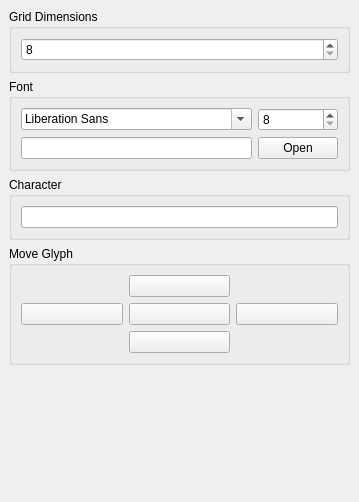
Before: the Qt Designer form dockglyph.ui in GrandFatherPikhto/Glyph, drawn with Qt 5.
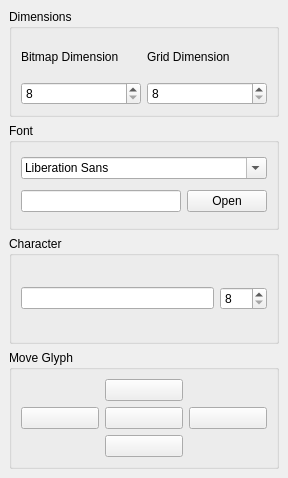
After: the same form once the commit is applied. Icons and pictures are not drawn.

The edit to the form file:
```diff
--- a/dockglyph.ui
+++ b/dockglyph.ui
@@ -7,22 +7,28 @@
     <x>0</x>
     <y>0</y>
     <width>288</width>
-    <height>502</height>
+    <height>478</height>
    </rect>
   </property>
   <property name="windowTitle">
    <string>DockWidget</string>
   </property>
   <widget class="QWidget" name="dockWidgetContents">
-   <layout class="QVBoxLayout" name="verticalLayout">
-    <item>
+   <layout class="QGridLayout" name="gridLayout_3">
+    <item row="0" column="0">
      <widget class="QGroupBox" name="groupBoxGridSize">
+      <property name="sizePolicy">
+       <sizepolicy hsizetype="Preferred" vsizetype="Minimum">
+        <horstretch>0</horstretch>
+        <verstretch>0</verstretch>
+       </sizepolicy>
+      </property>
       <property name="title">
-       <string>Grid Dimensions</string>
+       <string>Dimensions</string>
       </property>
-      <layout class="QHBoxLayout" name="horizontalLayout_2">
-       <item>
-        <widget class="QSpinBox" name="gridSize">
+      <layout class="QGridLayout" name="gridLayout_4">
+       <item row="1" column="0">
+        <widget class="QSpinBox" name="bitmapDimension">
          <property name="minimum">
           <number>8</number>
          </property>
@@ -31,31 +37,51 @@
          </property>
         </widget>
        </item>
+       <item row="1" column="1">
+        <widget class="QSpinBox" name="gridDimension">
+         <property name="minimum">
+          <number>8</number>
+         </property>
+         <property name="maximum">
+          <number>1280</number>
+         </property>
+         <property name="singleStep">
+          <number>2</number>
+         </property>
+        </widget>
+       </item>
+       <item row="0" column="0">
+        <widget class="QLabel" name="labelBitmapDimension">
+         <property name="text">
+          <string>Bitmap Dimension</string>
+         </property>
+        </widget>
+       </item>
+       <item row="0" column="1">
+        <widget class="QLabel" name="labelGridDimension">
+         <property name="text">
+          <string>Grid Dimension</string>
+         </property>
+        </widget>
+       </item>
       </layout>
      </widget>
     </item>
-    <item>
+    <item row="1" column="0">
      <widget class="QGroupBox" name="groupBoxFont">
+      <property name="sizePolicy">
+       <sizepolicy hsizetype="Preferred" vsizetype="Minimum">
+        <horstretch>0</horstretch>
+        <verstretch>0</verstretch>
+       </sizepolicy>
+      </property>
       <property name="title">
        <string>Font</string>
       </property>
       <layout class="QGridLayout" name="gridLayout">
-       <item row="0" column="2">
-        <widget class="QSpinBox" name="glyphSize">
-         <property name="minimum">
-          <number>8</number>
-         </property>
-         <property name="maximum">
-          <number>640</number>
-         </property>
-        </widget>
-       </item>
        <item row="1" column="0" colspan="2">
         <widget class="QLineEdit" name="fontPath"/>
        </item>
-       <item row="0" column="0" colspan="2">
-        <widget class="QFontComboBox" name="fontComboBox"/>
-       </item>
        <item row="1" column="2">
         <widget class="QPushButton" name="serchFontFile">
          <property name="text">
@@ -63,27 +89,52 @@
          </property>
         </widget>
        </item>
+       <item row="0" column="0" colspan="3">
+        <widget class="QFontComboBox" name="fontComboBox"/>
+       </item>
       </layout>
      </widget>
     </item>
-    <item>
+    <item row="2" column="0">
      <widget class="QGroupBox" name="groupBoxCharacter">
+      <property name="sizePolicy">
+       <sizepolicy hsizetype="Preferred" vsizetype="Minimum">
+        <horstretch>0</horstretch>
+        <verstretch>0</verstretch>
+       </sizepolicy>
+      </property>
       <property name="title">
        <string>Character</string>
       </property>
-      <layout class="QHBoxLayout" name="horizontalLayout">
-       <item>
+      <layout class="QGridLayout" name="gridLayout_5">
+       <item row="0" column="0">
         <widget class="QLineEdit" name="character">
          <property name="maxLength">
           <number>1</number>
          </property>
         </widget>
        </item>
+       <item row="0" column="1">
+        <widget class="QSpinBox" name="glyphSize">
+         <property name="minimum">
+          <number>8</number>
+         </property>
+         <property name="maximum">
+          <number>640</number>
+         </property>
+        </widget>
+       </item>
       </layout>
      </widget>
     </item>
-    <item>
+    <item row="3" column="0">
      <widget class="QGroupBox" name="groupBoxMoveGlyph">
+      <property name="sizePolicy">
+       <sizepolicy hsizetype="Preferred" vsizetype="Minimum">
+        <horstretch>0</horstretch>
+        <verstretch>0</verstretch>
+       </sizepolicy>
+      </property>
       <property name="title">
        <string>Move Glyph</string>
       </property>
@@ -176,19 +227,6 @@
       </layout>
      </widget>
     </item>
-    <item>
-     <spacer name="verticalSpacer">
-      <property name="orientation">
-       <enum>Qt::Orientation::Vertical</enum>
-      </property>
-      <property name="sizeHint" stdset="0">
-       <size>
-        <width>20</width>
-        <height>40</height>
-       </size>
-      </property>
-     </spacer>
-    </item>
    </layout>
   </widget>
  </widget>
```
Left out of the diff: 10 changed lines with no effect on the pictures.
